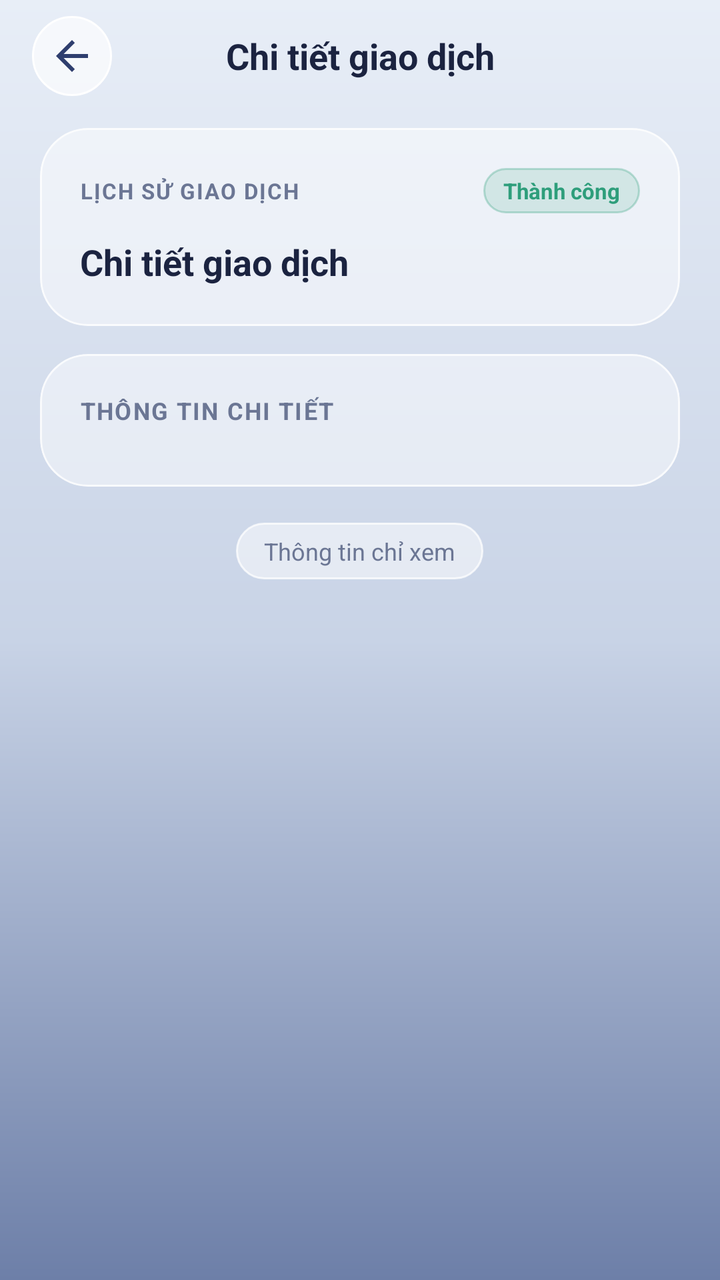
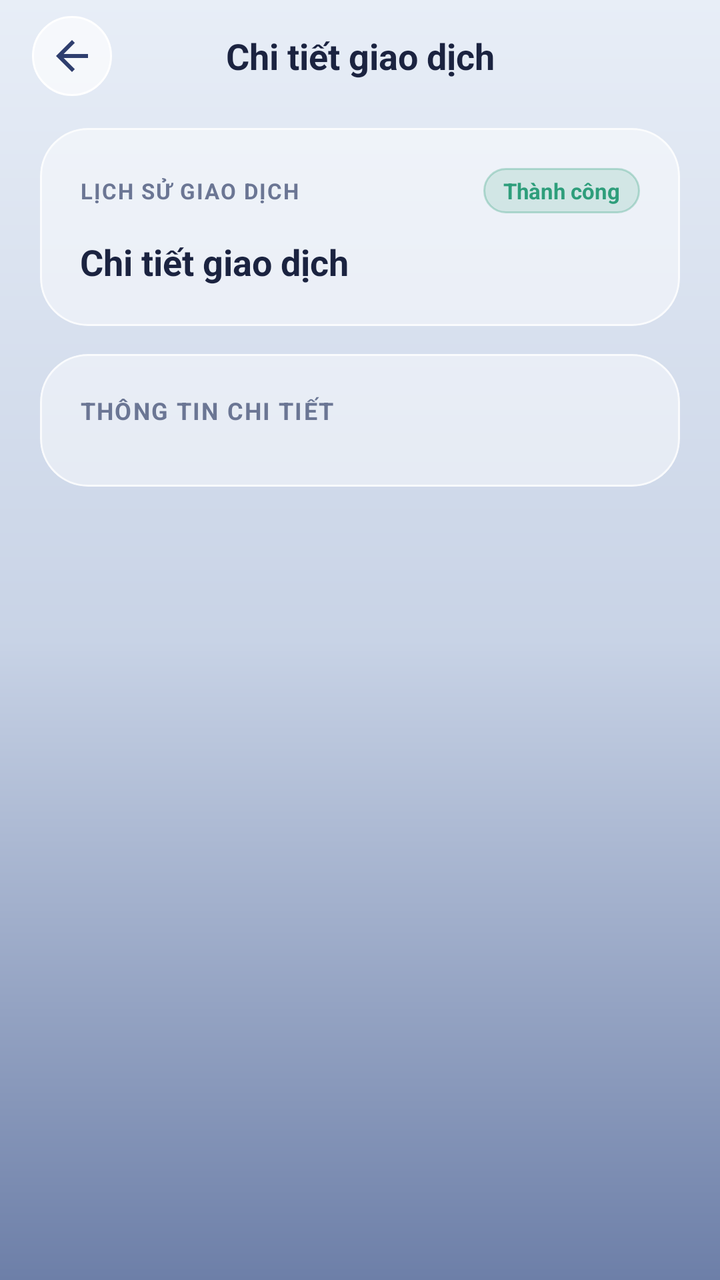

Before-and-after screenshots of an Android layout around one commit, followed by the original layout XML and the change that was made.
<!-- AndroidManifest.xml: application theme Theme.Final_term -->
<!-- res/layout/fragment_history_detail.xml -->
<?xml version="1.0" encoding="utf-8"?>
<LinearLayout xmlns:android="http://schemas.android.com/apk/res/android"
    xmlns:app="http://schemas.android.com/apk/res-auto"
    android:layout_width="match_parent"
    android:layout_height="match_parent"
    android:background="@drawable/background_gradient"
    android:orientation="vertical">

    
    <LinearLayout
        android:layout_width="match_parent"
        android:layout_height="56dp"
        android:gravity="center_vertical"
        android:orientation="horizontal"
        android:paddingStart="16dp"
        android:paddingEnd="16dp">

        <ImageButton
            android:id="@+id/back_button"
            android:layout_width="40dp"
            android:layout_height="40dp"
            android:background="@drawable/circle_action_button"
            android:contentDescription="Quay lại"
            android:padding="10dp"
            android:src="@drawable/ic_arrow_back"
            app:tint="@color/navy" />

        <TextView
            android:id="@+id/title_text"
            android:layout_width="0dp"
            android:layout_height="wrap_content"
            android:layout_marginHorizontal="8dp"
            android:layout_weight="1"
            android:fontFamily="sans-serif-medium"
            android:gravity="center"
            android:text="Chi tiết giao dịch"
            android:textColor="@color/ink"
            android:textSize="18sp"
            android:textStyle="bold" />

        <View
            android:layout_width="40dp"
            android:layout_height="40dp" />
    </LinearLayout>

    <ScrollView
        android:layout_width="match_parent"
        android:layout_height="0dp"
        android:layout_weight="1"
        android:clipToPadding="false"
        android:fillViewport="true"
        android:paddingStart="20dp"
        android:paddingTop="8dp"
        android:paddingEnd="20dp"
        android:paddingBottom="116dp"
        android:scrollbars="none">

        <LinearLayout
            android:layout_width="match_parent"
            android:layout_height="wrap_content"
            android:orientation="vertical">

            
            <com.google.android.material.card.MaterialCardView
                android:layout_width="match_parent"
                android:layout_height="wrap_content"
                app:cardBackgroundColor="@color/glass_card"
                app:cardCornerRadius="24dp"
                app:cardElevation="0dp"
                app:strokeColor="@color/glass_border"
                app:strokeWidth="1dp">

                <LinearLayout
                    android:layout_width="match_parent"
                    android:layout_height="wrap_content"
                    android:orientation="vertical"
                    android:padding="20dp">

                    <LinearLayout
                        android:layout_width="match_parent"
                        android:layout_height="wrap_content"
                        android:gravity="center_vertical"
                        android:orientation="horizontal">

                        <TextView
                            android:id="@+id/eyebrow_text"
                            android:layout_width="0dp"
                            android:layout_height="wrap_content"
                            android:layout_weight="1"
                            android:letterSpacing="0.06"
                            android:text="LỊCH SỬ GIAO DỊCH"
                            android:textColor="@color/ink_muted"
                            android:textSize="11sp"
                            android:textStyle="bold" />

                        <TextView
                            android:id="@+id/status_badge"
                            android:layout_width="wrap_content"
                            android:layout_height="wrap_content"
                            android:layout_marginStart="8dp"
                            android:background="@drawable/badge_status_success"
                            android:paddingHorizontal="10dp"
                            android:paddingVertical="4dp"
                            android:text="Thành công"
                            android:textColor="@color/success"
                            android:textSize="11sp"
                            android:textStyle="bold" />
                    </LinearLayout>

                    <TextView
                        android:id="@+id/heading_text"
                        android:layout_width="match_parent"
                        android:layout_height="wrap_content"
                        android:layout_marginTop="12dp"
                        android:text="Chi tiết giao dịch"
                        android:textColor="@color/ink"
                        android:textSize="18sp"
                        android:textStyle="bold" />

                    <TextView
                        android:id="@+id/amount_text"
                        android:layout_width="match_parent"
                        android:layout_height="wrap_content"
                        android:layout_marginTop="14dp"
                        android:background="@drawable/glass_panel_soft"
                        android:gravity="center"
                        android:paddingHorizontal="16dp"
                        android:paddingVertical="16dp"
                        android:textColor="@color/navy"
                        android:textSize="28sp"
                        android:textStyle="bold"
                        android:visibility="gone" />
                </LinearLayout>
            </com.google.android.material.card.MaterialCardView>

            
            <com.google.android.material.card.MaterialCardView
                android:layout_width="match_parent"
                android:layout_height="wrap_content"
                android:layout_marginTop="14dp"
                app:cardBackgroundColor="@color/glass_card"
                app:cardCornerRadius="24dp"
                app:cardElevation="0dp"
                app:strokeColor="@color/glass_border"
                app:strokeWidth="1dp">

                <LinearLayout
                    android:layout_width="match_parent"
                    android:layout_height="wrap_content"
                    android:orientation="vertical"
                    android:padding="20dp">

                    <TextView
                        android:layout_width="wrap_content"
                        android:layout_height="wrap_content"
                        android:letterSpacing="0.06"
                        android:text="THÔNG TIN CHI TIẾT"
                        android:textColor="@color/ink_muted"
                        android:textSize="12sp"
                        android:textStyle="bold" />

                    <LinearLayout
                        android:id="@+id/details_container"
                        android:layout_width="match_parent"
                        android:layout_height="wrap_content"
                        android:layout_marginTop="10dp"
                        android:orientation="vertical" />
                </LinearLayout>
            </com.google.android.material.card.MaterialCardView>

            <TextView
                android:layout_width="wrap_content"
                android:layout_height="wrap_content"
                android:layout_gravity="center_horizontal"
                android:layout_marginTop="18dp"
                android:background="@drawable/glass_pill_bg"
                android:paddingHorizontal="14dp"
                android:paddingVertical="6dp"
                android:text="Thông tin chỉ xem"
                android:textColor="@color/ink_muted"
                android:textSize="12sp" />
        </LinearLayout>
    </ScrollView>
</LinearLayout>
<!-- resources referenced by this layout -->
<resources>
  <color name="glass_border">#BFFFFFFF</color>
  <color name="glass_card">#73FFFFFF</color>
  <color name="ink">#FF1B2340</color>
  <color name="ink_muted">#FF6B7694</color>
  <color name="navy">#FF2F3E6E</color>
  <color name="success">#FF2E9E7B</color>
  <!-- drawable background_gradient (drawable) -->
  <?xml version="1.0" encoding="utf-8"?>
  <shape xmlns:android="http://schemas.android.com/apk/res/android">
      <gradient
          android:angle="270"
          android:startColor="#FFE8EEF7"
          android:centerColor="#FFC8D3E6"
          android:endColor="#FF6D7FA8"
          android:type="linear" />
  </shape>
  <!-- drawable badge_status_success (drawable) -->
  <?xml version="1.0" encoding="utf-8"?>
  <shape xmlns:android="http://schemas.android.com/apk/res/android"
      android:shape="rectangle">
      <corners android:radius="12dp" />
      <solid android:color="@color/success_bg" />
      <stroke
          android:width="1dp"
          android:color="#4D2E9E7B" />
  </shape>
  <!-- drawable circle_action_button (drawable) -->
  <?xml version="1.0" encoding="utf-8"?>
  <ripple xmlns:android="http://schemas.android.com/apk/res/android"
      android:color="@color/glass_card_pressed">
      <item>
          <shape android:shape="oval">
              <solid android:color="@color/glass_circle_btn" />
              <stroke
                  android:width="1dp"
                  android:color="@color/white" />
          </shape>
      </item>
  </ripple>
  <!-- drawable glass_panel_soft (drawable) -->
  <?xml version="1.0" encoding="utf-8"?>
  <shape xmlns:android="http://schemas.android.com/apk/res/android"
      android:shape="rectangle">
      <corners android:radius="20dp" />
      <solid android:color="@color/glass_soft" />
      <stroke
          android:width="1dp"
          android:color="@color/glass_border_subtle" />
  </shape>
  <!-- drawable glass_pill_bg (drawable) -->
  <?xml version="1.0" encoding="utf-8"?>
  <shape xmlns:android="http://schemas.android.com/apk/res/android"
      android:shape="rectangle">
      <solid android:color="@color/glass_pill" />
      <corners android:radius="999dp" />
      <stroke
          android:width="1dp"
          android:color="@color/glass_border" />
  </shape>
  <!-- drawable ic_arrow_back (drawable) -->
  <vector xmlns:android="http://schemas.android.com/apk/res/android"
      android:width="24dp"
      android:height="24dp"
      android:viewportWidth="24"
      android:viewportHeight="24">
      <path
          android:fillColor="@color/ink"
          android:pathData="M20,11H7.83l5.59,-5.59L12,4l-8,8 8,8 1.41,-1.41L7.83,13H20v-2z" />
  </vector>
  <style name="Theme.Final_term" parent="Base.Theme.Final_term" />
  <color name="success_bg">#262E9E7B</color>
  <color name="glass_card_pressed">#8AFFFFFF</color>
  <color name="glass_circle_btn">#A6FFFFFF</color>
  <color name="white">#FFFFFFFF</color>
  <color name="glass_soft">#47FFFFFF</color>
  <color name="glass_border_subtle">#66FFFFFF</color>
  <color name="glass_pill">#80FFFFFF</color>
  <color name="slate_blue">#FF5A6C99</color>
  <color name="bg_mist">#FFF4F6FA</color>
  <color name="bg_slate_soft">#FFB9C4DC</color>
  <color name="danger">#FFD8475F</color>
  <color name="ink_faint">#FF9AA4BC</color>
  <style name="NimbusSpinnerStyle" parent="Widget.AppCompat.Spinner">
          <item name="android:popupBackground">@drawable/bg_nimbus_dropdown_popup</item>
          <item name="android:dropDownVerticalOffset">6dp</item>
      </style>
  <color name="bg_slate">#FF8D9CC0</color>
  <!-- drawable bg_nimbus_dropdown_popup (drawable) -->
  <?xml version="1.0" encoding="utf-8"?>
  <shape xmlns:android="http://schemas.android.com/apk/res/android"
      android:shape="rectangle">
      <solid android:color="@color/glass_sheet" />
      <corners android:radius="18dp" />
      <stroke
          android:width="1dp"
          android:color="@color/glass_border" />
  </shape>
  <color name="glass_sheet">#F2FFFFFF</color>
  <!-- unchanged entries left out for length: 3 -->
</resources>

<!-- the commit's change to res/layout/fragment_history_detail.xml (unified diff, before → after) -->
@@ -167,18 +167,6 @@
                         android:orientation="vertical" />
                 </LinearLayout>
             </com.google.android.material.card.MaterialCardView>
-
-            <TextView
-                android:layout_width="wrap_content"
-                android:layout_height="wrap_content"
-                android:layout_gravity="center_horizontal"
-                android:layout_marginTop="18dp"
-                android:background="@drawable/glass_pill_bg"
-                android:paddingHorizontal="14dp"
-                android:paddingVertical="6dp"
-                android:text="Thông tin chỉ xem"
-                android:textColor="@color/ink_muted"
-                android:textSize="12sp" />
         </LinearLayout>
     </ScrollView>
 </LinearLayout>
<!-- resource entries referenced after the edit -->
@@ -49,16 +49,6 @@
           android:width="1dp"
           android:color="@color/glass_border_subtle" />
   </shape>
-  <!-- drawable glass_pill_bg (drawable) -->
-  <?xml version="1.0" encoding="utf-8"?>
-  <shape xmlns:android="http://schemas.android.com/apk/res/android"
-      android:shape="rectangle">
-      <solid android:color="@color/glass_pill" />
-      <corners android:radius="999dp" />
-      <stroke
-          android:width="1dp"
-          android:color="@color/glass_border" />
-  </shape>
   <!-- drawable ic_arrow_back (drawable) -->
   <vector xmlns:android="http://schemas.android.com/apk/res/android"
       android:width="24dp"
@@ -76,7 +66,6 @@
   <color name="white">#FFFFFFFF</color>
   <color name="glass_soft">#47FFFFFF</color>
   <color name="glass_border_subtle">#66FFFFFF</color>
-  <color name="glass_pill">#80FFFFFF</color>
   <color name="slate_blue">#FF5A6C99</color>
   <color name="bg_mist">#FFF4F6FA</color>
   <color name="bg_slate_soft">#FFB9C4DC</color>
